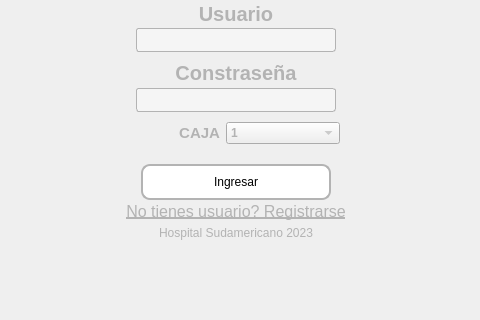
Above: Atencion_T/NewLogin.ui from Gonzaloned/ProgramaTicketera before the change; both pictures show x 212 to 692 and y 399 to 719 of the 896 by 905 pixel window. Below: the same form after it.
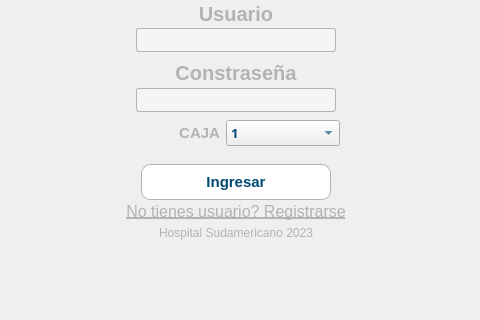
That is the form after the change. The open tabs and pages were chosen to show the change. Icons and pictures are not drawn.

Diff of the .ui file:
```diff
--- a/Atencion_T/NewLogin.ui
+++ b/Atencion_T/NewLogin.ui
@@ -29,8 +29,8 @@
 	border-radius:9px;
 }
 #access_btn{
-
-	border: 2px solid rgb(179, 179, 179);
+	color: rgba(0, 73, 113,255);
+	border: 1px solid rgb(179, 179, 179);
 	border-radius:9px;
 	background-color: rgb(255, 255, 255);
 }
@@ -39,7 +39,8 @@
 	border: 2px solid rgba(179, 179, 179,100);
 }
 #register_btn{
-	border: 2px solid rgb(179, 179, 179);
+	color: rgba(0, 73, 113,255);
+	border: 1px solid rgb(179, 179, 179);
 	border-radius:9px;
 	background-color: rgb(255, 255, 255);
 }
@@ -59,7 +60,11 @@
 }
 
 QComboBox{
-	color: rgb(179, 179, 179);
+	color: rgba(0, 73, 113,255);
+}
+QComboBox:hover{
+	
+	color: rgb(0, 0, 0);
 }
 
 #pag_login{
@@ -367,10 +372,14 @@
                   <widget class="QComboBox" name="selectorCaja">
                    <property name="font">
                     <font>
-                     <pointsize>9</pointsize>
+                     <family>Arial Black</family>
+                     <pointsize>10</pointsize>
                      <bold>true</bold>
                     </font>
                    </property>
+                   <property name="sizeAdjustPolicy">
+                    <enum>QComboBox::AdjustToContents</enum>
+                   </property>
                    <item>
                     <property name="text">
                      <string>1</string>
@@ -434,6 +443,12 @@
                      <height>36</height>
                     </size>
                    </property>
+                   <property name="font">
+                    <font>
+                     <pointsize>11</pointsize>
+                     <bold>true</bold>
+                    </font>
+                   </property>
                    <property name="text">
                     <string>Ingresar</string>
                    </property>
```
Left out of the diff: 14 changed lines with no effect on the pictures.
